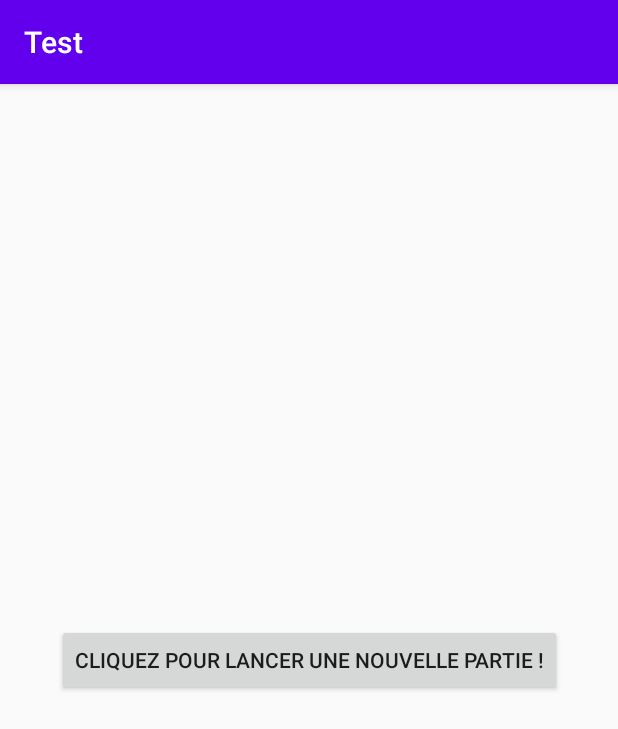
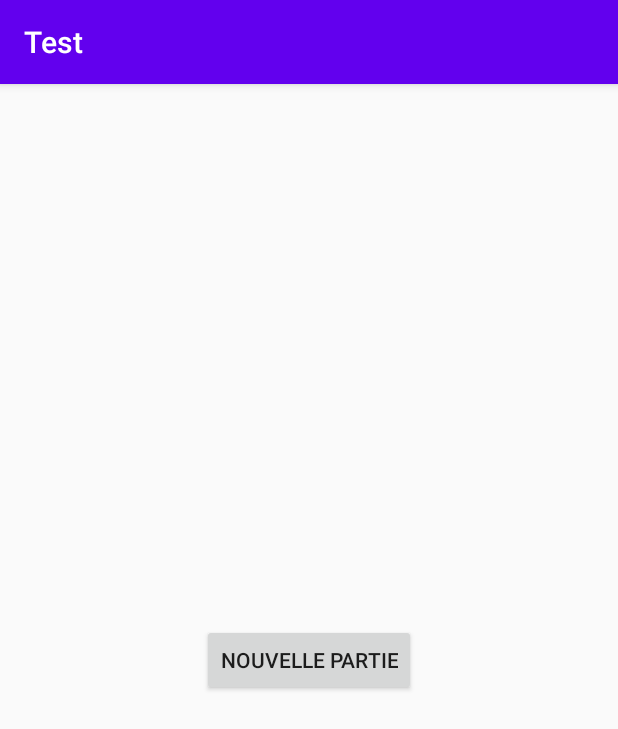
Before and after one commit to DeckyProgrammer/Decky, an Android app: the screen it shows after launch (MainActivity), on a phone screen of 412 x 824 dp. Shown: the top 729 px of the screen. Run offline under Robolectric (Android 15) with nearby library versions, the phone set to English and light mode, and no system bars.

Commit message:
Update strings.xml

```diff
--- a/app/src/main/res/values/strings.xml
+++ b/app/src/main/res/values/strings.xml
@@ -1,4 +1,4 @@
 <resources>
     <string name="app_name">Test</string>
-    <string name="button_1_fr">Cliquez pour lancer une nouvelle partie !</string>
+    <string name="button_1_fr">NOUVELLE PARTIE</string>
 </resources>
```
